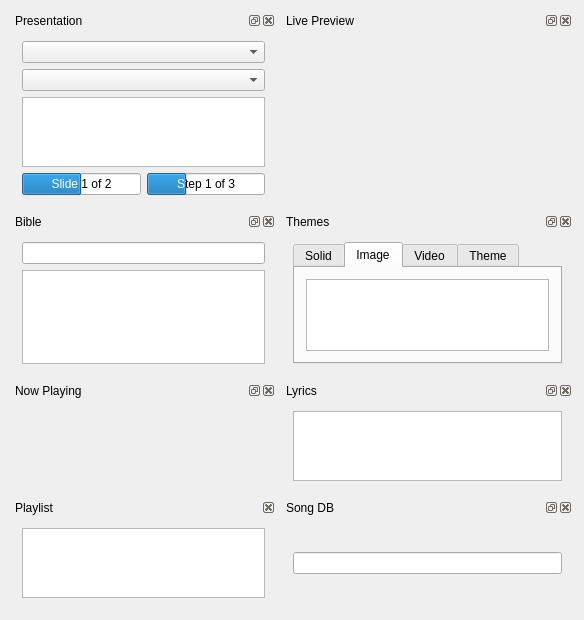
Above: kworship/kworshipview_base.ui from amalon/kworship before the change. Below: the same form after it.
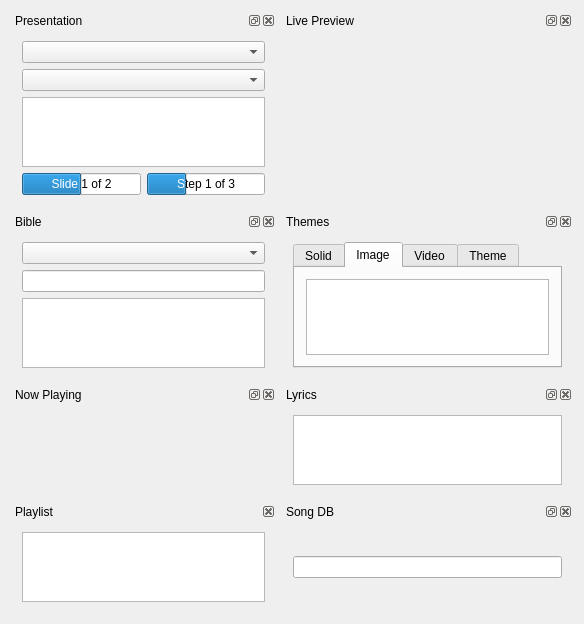
That is the form after the change.

Patch:
```diff
--- a/kworship/kworshipview_base.ui
+++ b/kworship/kworshipview_base.ui
@@ -169,10 +169,27 @@
      <widget class="QWidget" name="dockWidgetContents_7" >
       <layout class="QVBoxLayout" name="verticalLayout_6" >
        <item>
-        <widget class="QLineEdit" name="searchBible" />
+        <layout class="QHBoxLayout" name="layoutBibleToolBar" />
        </item>
        <item>
-        <widget class="QListView" name="listBible" />
+        <widget class="QComboBox" name="comboBibles" />
+       </item>
+       <item>
+        <widget class="QLineEdit" name="searchBible" >
+         <property name="sizePolicy" >
+          <sizepolicy vsizetype="Fixed" hsizetype="Expanding" >
+           <horstretch>10</horstretch>
+           <verstretch>0</verstretch>
+          </sizepolicy>
+         </property>
+        </widget>
+       </item>
+       <item>
+        <widget class="QTextEdit" name="textBible" >
+         <property name="textInteractionFlags" >
+          <set>Qt::TextSelectableByKeyboard|Qt::TextSelectableByMouse</set>
+         </property>
+        </widget>
        </item>
       </layout>
      </widget>
```
